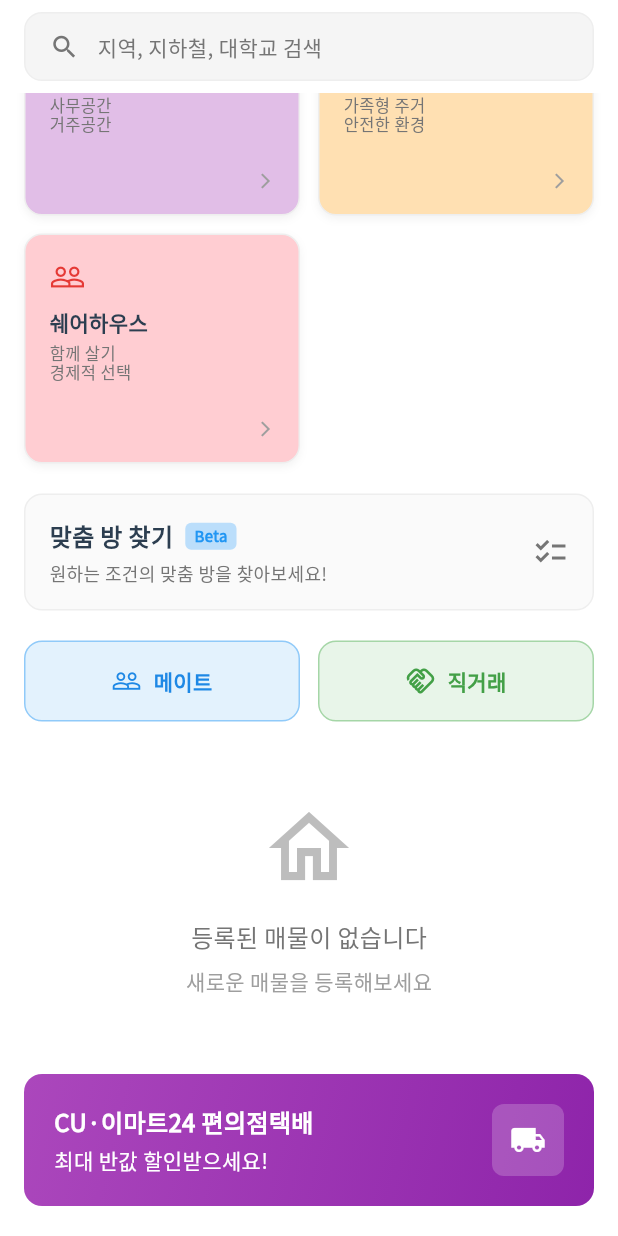
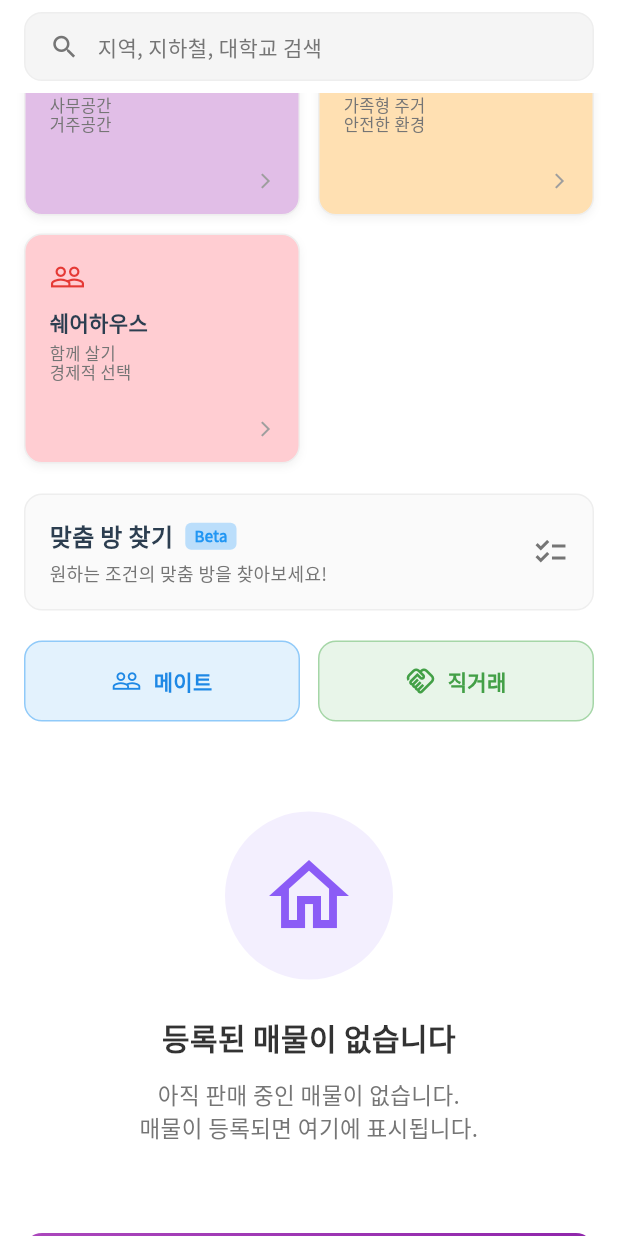
Before and after one commit to goldepond/TESTHOME, a Flutter app: the HouseMarketPage screen opened directly with empty values, scrolled down 408 dp, on a phone screen of 412 x 824 dp. Run offline on Flutter 3.47's test engine with Material 3 defaults, Android fonts, the light colour scheme and no system bars; our stand-ins replace cloud_firestore, file_picker, firebase_core, fl_chart, geocoding, geolocator and 2 more; missing offline and left inert: encrypt, flutter_naver_map, pointycastle; accounts and stored records are empty.

Commit message:
feat: Apply EmptyState to house market page

```diff
--- a/lib/screens/propertySale/house_market_page.dart
+++ b/lib/screens/propertySale/house_market_page.dart
@@ -3,6 +3,7 @@ import '../../constants/app_constants.dart';
 import '../../models/property.dart';
 import '../../services/firebase_service.dart';
 import '../../utils/address_utils.dart';
+import '../../widgets/empty_state.dart';
 import 'category_property_list_page.dart';
 
 class HouseMarketPage extends StatefulWidget {
@@ -880,34 +881,10 @@ class _HouseMarketPageState extends State<HouseMarketPage> {
 
   Widget _buildPropertyList() {
     if (_properties.isEmpty) {
-      return Container(
-        padding: const EdgeInsets.all(32),
-        child: Column(
-          children: [
-            Icon(
-              Icons.home_outlined,
-              size: 64,
-              color: Colors.grey[400],
-            ),
-            const SizedBox(height: 16),
-            Text(
-              '등록된 매물이 없습니다',
-              style: TextStyle(
-                fontSize: 16,
-                color: Colors.grey[600],
-                fontWeight: FontWeight.w500,
-              ),
-            ),
-            const SizedBox(height: 8),
-            Text(
-              '새로운 매물을 등록해보세요',
-              style: TextStyle(
-                fontSize: 14,
-                color: Colors.grey[500],
-              ),
-            ),
-          ],
-        ),
+      return const EmptyState(
+        icon: Icons.home_outlined,
+        title: '등록된 매물이 없습니다',
+        message: '아직 판매 중인 매물이 없습니다.\n매물이 등록되면 여기에 표시됩니다.',
       );
     }
 
```
